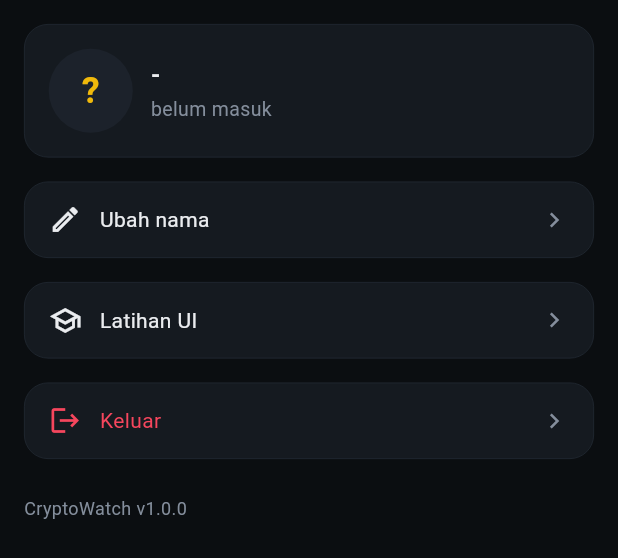
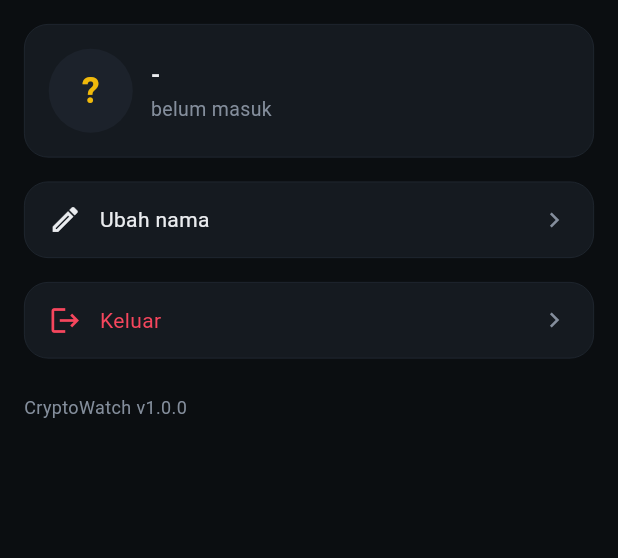
Before and after one commit to fienda87/cryptowatch, a Flutter app: the LayarPengaturan widget shown alone on an empty page, opened directly, on a phone screen of 412 x 824 dp. Shown: the top 558 px of the screen. Run offline on Flutter 3.47's test engine with Material 3 defaults, Android fonts, the phone set to English and light mode, and no system bars.

Commit message:
tombol back di tab lain balik ke pasar dulu, hapus menu latihan

```diff
--- a/lib/app.dart
+++ b/lib/app.dart
@@ -1,4 +1,5 @@
 import 'package:flutter/material.dart';
+
 import 'layar/pantauan.dart';
 import 'layar/pasar.dart';
 import 'layar/pengaturan.dart';
@@ -64,10 +65,21 @@ class _HalamanUtamaState extends State<HalamanUtama> {
             });
           },
         ),
-        LayarPengaturan()
+        LayarPengaturan(),
       ],
     );
-    return Scaffold(
+    // tombol back HP: kalau lagi di tab lain, balik ke pasar dulu
+    // baru kalau sudah di pasar, app boleh ditutup
+    return PopScope(
+      canPop: tab == 0,
+      onPopInvokedWithResult: (didPop, hasil) {
+        if (!didPop) {
+          setState(() {
+            tab = 0;
+          });
+        }
+      },
+      child: Scaffold(
         appBar: AppBar(
           title: Text(
             tab == 0 ? 'Pasar' : (tab == 1 ? 'Pantauan' : 'Pengaturan'),
@@ -86,8 +98,8 @@ class _HalamanUtamaState extends State<HalamanUtama> {
                 tombolBawah('Pasar', Icons.show_chart, 0),
                 tombolBawah('Pantauan', Icons.star_border, 1),
                 tombolBawah('Pengaturan', Icons.settings_outlined, 2),
-
               ],
+            ),
           ),
         ),
       ),
--- a/lib/latihan/lat_01_baris.dart
+++ b/lib/latihan/lat_01_baris.dart
@@ -1,6 +1,4 @@
 import 'package:flutter/material.dart';
-import 'package:cryptowatch/layar/widgets/baris_koin.dart';
-import '../model/koin.dart';
 import '../theme/warna.dart';
 
 // LATIHAN 1 — Row, Column, padding, Expanded
--- a/lib/layar/pengaturan.dart
+++ b/lib/layar/pengaturan.dart
@@ -153,43 +153,6 @@ class _LayarPengaturanState extends State<LayarPengaturan> {
                 borderRadius: BorderRadius.circular(16),
                 border: Border.all(color: WarnaApp.pemisah, width: 0.5),
               ),
-              child: GestureDetector(
-                onTap: () {
-                  Navigator.pushNamed(context, '/latihan');
-                },
-                child: Padding(
-                  padding: EdgeInsets.symmetric(horizontal: 16, vertical: 14),
-                  child: Row(
-                    children: [
-                      Icon(
-                        Icons.school_outlined,
-                        size: 22,
-                        color: WarnaApp.teksUtama,
-                      ),
-                      SizedBox(width: 12),
-                      Expanded(
-                        child: Text(
-                          'Latihan UI',
-                          style: TextStyle(color: WarnaApp.teksUtama),
-                        ),
-                      ),
-                      Icon(
-                        Icons.chevron_right,
-                        size: 20,
-                        color: WarnaApp.teksRedup,
-                      ),
-                    ],
-                  ),
-                ),
-              ),
-            ),
-            SizedBox(height: 16),
-            Container(
-              decoration: BoxDecoration(
-                color: WarnaApp.permukaan,
-                borderRadius: BorderRadius.circular(16),
-                border: Border.all(color: WarnaApp.pemisah, width: 0.5),
-              ),
 
               child: GestureDetector(
                 onTap: () {
```
Lines whose indentation alone changed are shown as unchanged.
